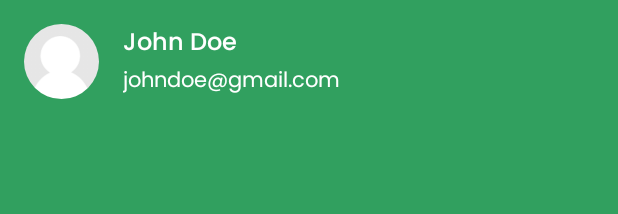
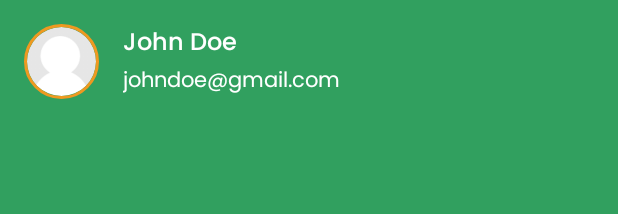
Before and after one commit to dulakshirb/haritha, an Android app: the layout nav_header.xml on its own in the app's theme, with its tools: preview values and no code run, on a phone screen of 412 x 824 dp. Shown: the top 214 px of the screen. Run offline under Robolectric (Android 15) with nearby library versions, the phone set to English and light mode, and no system bars.

Commit message:
nav_header

```diff
--- a/HarithaFarmer/app/src/main/res/layout/nav_header.xml
+++ b/HarithaFarmer/app/src/main/res/layout/nav_header.xml
@@ -2,6 +2,7 @@
 <RelativeLayout xmlns:android="http://schemas.android.com/apk/res/android"
     android:layout_width="match_parent"
     android:layout_height="match_parent"
+    xmlns:app="http://schemas.android.com/apk/res-auto"
     android:background="@color/h_dark_green">
 
     <de.hdodenhof.circleimageview.CircleImageView
@@ -11,7 +12,9 @@
         android:layout_marginLeft="16dp"
         android:layout_marginTop="16dp"
         android:layout_marginRight="16dp"
-        android:src="@drawable/pro_pic"/>
+        android:src="@drawable/pro_pic"
+        app:civ_border_color="@color/h_orange"
+        app:civ_border_width="2dp"/>
 
     <TextView
         android:id="@+id/txt_loggedin_username"
@@ -35,4 +38,9 @@
         android:fontFamily="@font/poppins_regular"
         android:textSize="14dp"/>
 
+    <View
+        android:layout_below="@id/img_profile"
+        android:layout_width="match_parent"
+        style="@style/line"/>
+
 </RelativeLayout>
--- a/HarithaFarmer/app/src/main/res/values/themes.xml
+++ b/HarithaFarmer/app/src/main/res/values/themes.xml
@@ -13,4 +13,10 @@
         <item name="android:statusBarColor" tools:targetApi="l">?attr/colorPrimaryVariant</item>
         <!-- Customize your theme here. -->
     </style>
+
+    <style name="line">
+        <item name="background">@color/h_orange</item>
+        <item name="android:layout_marginTop">18dp</item>
+        <item name="android:layout_height">1dp</item>
+    </style>
 </resources>
```
